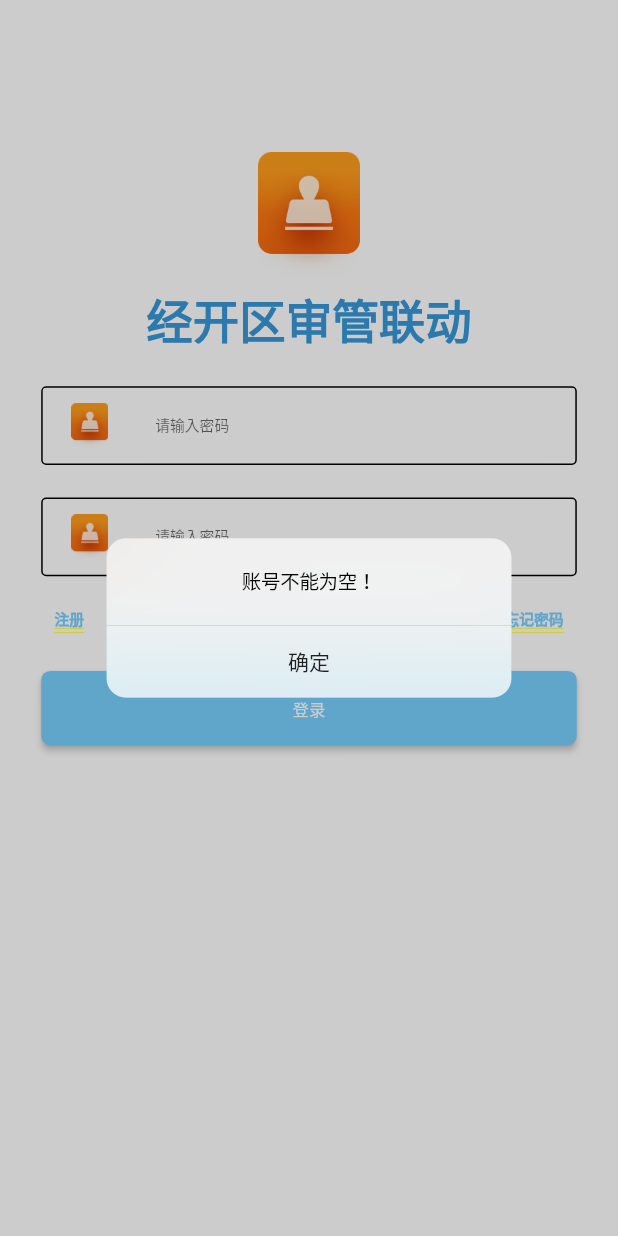
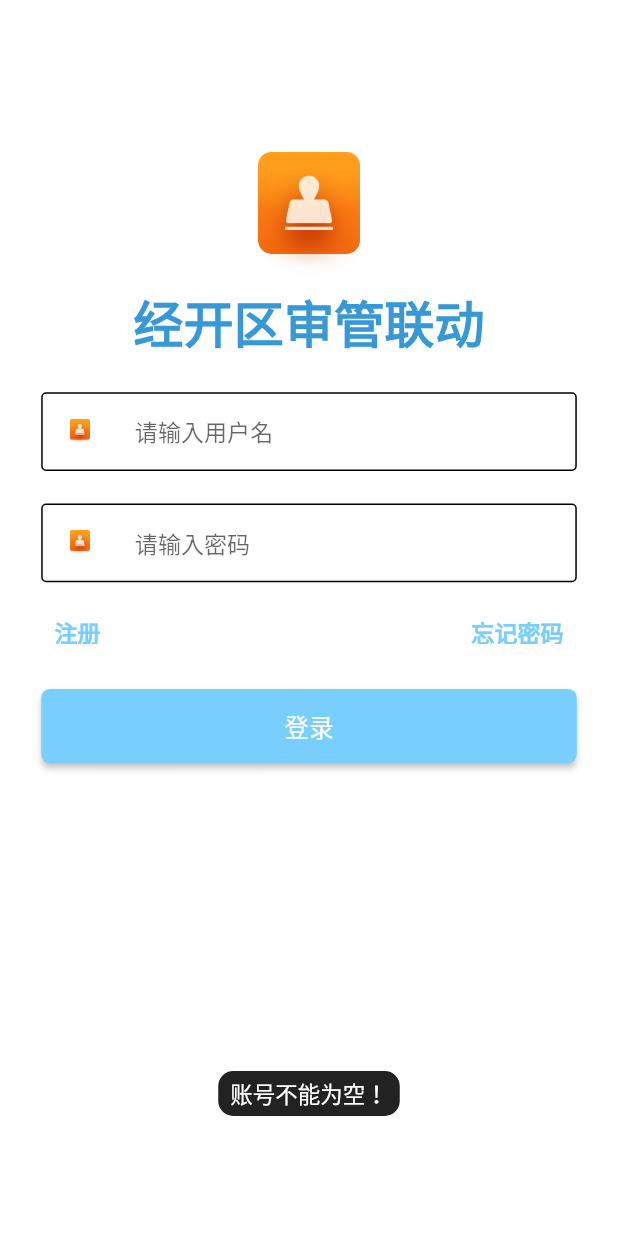
Before and after one commit to a1227308812/sp_sgld_flutter, a Flutter app: the screen it shows after launch, after a tap on "登录", on a phone screen of 412 x 824 dp. Run offline on Flutter 3.47's test engine with Material 2 defaults, Android fonts, the phone set to English and light mode, and no system bars; drawn by our look-alikes of oktoast; our stand-ins replace flutter_screenutil.

Commit message:
1、完善首页页面和事项受理列表页面搭建

```diff
--- /dev/null
+++ b/lib/MainPage.dart
@@ -0,0 +1,36 @@
+import 'package:flutter/material.dart';
+import 'package:flutter/services.dart';
+import 'package:sp_sgld_flutter/utils/NavigatorUtils.dart';
+import 'package:sp_sgld_flutter/Pages/LoginPage.dart';
+import 'package:oktoast/oktoast.dart';
+
+void main() {
+  //强制竖屏
+  SystemChrome.setPreferredOrientations([DeviceOrientation.portraitUp])
+      .then((_) {
+    runApp(new MyApp());
+  });
+}
+
+class MyApp extends StatelessWidget {
+  // This widget is the root of your application.
+  @override
+  Widget build(BuildContext context) {
+    return MaterialApp(
+      title: '审管联动',
+      theme: ThemeData(
+        primarySwatch: Colors.blue,
+      ),
+      //注册路由表
+      routes: NavigatorUtils.router,
+//      home: ,
+      home: OKToast(
+        position: ToastPosition.bottom,
+        child: MaterialApp(
+          routes: NavigatorUtils.router,
+          home: LoginPage(),
+        ),
+      ),
+    );
+  }
+}
--- a/lib/login.dart
+++ b/lib/Pages/LoginPage.dart
@@ -1,21 +1,18 @@
 import 'package:flutter/material.dart';
 import 'package:flutter_screenutil/flutter_screenutil.dart';
 import 'package:flutter/cupertino.dart';
-
-class MyHomePage extends StatefulWidget {
-  // This widget is the home page of your application. It is stateful, meaning
-  // that it has a State object (defined below) that contains fields that affect
-  // how it looks.
-
-  // This class is the configuration for the state. It holds the values (in this
-  // case the title) provided by the parent (in this case the App widget) and
-  // used by the build method of the State. Fields in a Widget subclass are
-  // always marked "final".
+import 'package:sp_sgld_flutter/utils/NavigatorUtils.dart';
+import 'package:oktoast/oktoast.dart';
+/**
+ * Created by ZWP on 2019/6/20 18:16.
+ * 描述：登录页面
+ */
+class LoginPage extends StatefulWidget {
   @override
-  _MyHomePageState createState() => _MyHomePageState();
+  _LoginPageState createState() => _LoginPageState();
 }
 
-class _MyHomePageState extends State<MyHomePage> {
+class _LoginPageState extends State<LoginPage> {
   TextEditingController accountController = new TextEditingController();
   TextEditingController passwordController = new TextEditingController();
 
@@ -43,10 +40,11 @@ class _MyHomePageState extends State<MyHomePage> {
           //标题
           _getTitleLayout(),
           //账号输入框
-          _getInputLayout(accountController, "assets/images/logo.png", "请输入密码"),
+          _getInputLayout(
+              accountController, "assets/images/logo.png", "请输入用户名", false),
           //密码输入框
           _getInputLayout(
-              passwordController, "assets/images/logo.png", "请输入密码"),
+              passwordController, "assets/images/logo.png", "请输入密码", true),
           //注册和忘记密码
           _getRegisterOrForgetLayout(),
           //登录按钮
@@ -72,8 +70,8 @@ class _MyHomePageState extends State<MyHomePage> {
   /**
    * 获取输入布局
    */
-  _getInputLayout(
-      TextEditingController controller, String lableIcon, String hintText) {
+  _getInputLayout(TextEditingController controller, String lableIcon,
+      String hintText, bool b) {
     return Center(
       child: Container(
         width: ScreenUtil().setWidth(650),
@@ -95,8 +93,8 @@ class _MyHomePageState extends State<MyHomePage> {
                 margin: EdgeInsets.only(right: ScreenUtil().setWidth(30)),
                 child: Image.asset(
                   lableIcon,
-                  width: 30,
-                  height: 30,
+                  width: ScreenUtil().setWidth(30),
+                  height: ScreenUtil().setWidth(30),
                   fit: BoxFit.contain,
                 ),
               ),
@@ -107,11 +105,16 @@ class _MyHomePageState extends State<MyHomePage> {
                   child: TextField(
                     autofocus: false,
                     keyboardType: TextInputType.text,
-                    textInputAction: TextInputAction.done,
+                    obscureText: b,
+                    textInputAction:
+                        b ? TextInputAction.done : TextInputAction.next,
                     controller: controller,
-                    style: TextStyle(fontSize: ScreenUtil().setSp(18)),
+                    style: TextStyle(
+                      fontSize: ScreenUtil().setSp(28),
+                      decorationColor: Colors.white,
+                    ),
                     decoration: InputDecoration(
-                      hintText: "请输入密码",
+                      hintText: hintText,
                       fillColor: Colors.white,
                       filled: true,
                       border: InputBorder.none,
@@ -137,16 +140,31 @@ class _MyHomePageState extends State<MyHomePage> {
         mainAxisAlignment: MainAxisAlignment.spaceBetween,
         crossAxisAlignment: CrossAxisAlignment.center,
         children: <Widget>[
-          Text("注册",
-
+          GestureDetector(
+            child: Text("注册",
+                style: TextStyle(
+                  fontSize: ScreenUtil().setSp(28),
+                  color: Color.fromARGB(255, 120, 206, 253),
+                  decorationColor: Colors.white,
+                )),
+            onTap: () {
+              print("点击了注册按钮");
+            },
+          ),
+          GestureDetector(
+            child: Text(
+              "忘记密码",
               style: TextStyle(
-                  fontSize: ScreenUtil().setSp(18),
-                  color: Color.fromARGB(255, 120, 206, 253))),
-          Text(
-            "忘记密码",
-            style: TextStyle(
-                fontSize: ScreenUtil().setSp(18),
-                color: Color.fromARGB(255, 120, 206, 253)),
+                fontSize: ScreenUtil().setSp(28),
+                color: Color.fromARGB(255, 120, 206, 253),
+                decorationColor: Colors.white,
+              ),
+            ),
+            onTap: () {
+              print("点击了忘记密码按钮");
+              NavigatorUtils.navigatorRouterByName(
+                  context, NavigatorUtils.changePasswordPageKey);
+            },
           ),
         ],
       ),
@@ -162,7 +180,7 @@ class _MyHomePageState extends State<MyHomePage> {
               maxLines: 1,
               style: TextStyle(
                 color: Color.fromARGB(255, 55, 152, 216),
-                fontSize: 31,
+                fontSize: ScreenUtil().setSp(61),
                 decorationColor: Colors.white,
               ))),
     );
@@ -176,14 +194,17 @@ class _MyHomePageState extends State<MyHomePage> {
         width: ScreenUtil().setWidth(650),
         height: ScreenUtil().setHeight(80),
         child: RaisedButton(
-          child: Text("登录", style: TextStyle(fontSize: ScreenUtil().setSp(20))),
+          child: Text("登录", style: TextStyle(fontSize: ScreenUtil().setSp(30))),
           color: Color.fromARGB(255, 120, 206, 253),
           colorBrightness: Brightness.dark,
           shape: RoundedRectangleBorder(
               borderRadius: BorderRadius.all(Radius.circular(6))),
           //点击事件
           onPressed: () {
-            checkInfo();
+            if (checkInfo()) {
+              NavigatorUtils.navigatorRouterByName(
+                  context, NavigatorUtils.homePageKey);
+            }
           },
         ),
       ),
@@ -191,27 +212,28 @@ class _MyHomePageState extends State<MyHomePage> {
   }
 
   //检查必填项
-  checkInfo() {
+  bool checkInfo() {
     if ("" == accountController.text) {
-      showMessageDialog("账号不能为空！");
-      return;
+      showToast('账号不能为空！');
+      return false;
     }
 
     if ("" == passwordController.text) {
-      showMessageDialog("密码不能为空！");
-      return;
+      showToast('密码不能为空！');
+      return false;
     }
 
-    showCupertinoDialog(
-        context: context,
-        builder: (BuildContext context) {
-          return CupertinoAlertDialog(
-//            title: Text("提示"),
-            content: CupertinoActivityIndicator(
-              radius: 20,
-            ),
-          );
-        });
+    return true;
+//    showCupertinoDialog(
+//        context: context,
+//        builder: (BuildContext context) {
+//          return CupertinoAlertDialog(
+////            title: Text("提示"),
+//            content: CupertinoActivityIndicator(
+//              radius: 20,
+//            ),
+//          );
+//        });
   }
 
   /**
--- /dev/null
+++ b/lib/Utils/NavigatorUtils.dart
@@ -0,0 +1,46 @@
+import 'package:flutter/cupertino.dart';
+import 'package:sp_sgld_flutter/Pages/ChangePaswordPage.dart';
+import 'package:sp_sgld_flutter/Pages/HomePage.dart';
+import 'package:sp_sgld_flutter/Pages/LoginPage.dart';
+
+import 'package:sp_sgld_flutter/Pages/ItemClaimPage.dart';
+/**
+ * Created by ZWP on 2019/6/20 18:17.
+ * 描述：路由工具类
+ */
+class NavigatorUtils {
+  static String loginPageKey = '/login';
+  static String homePageKey = '/home';
+  static String changePasswordPageKey = '/forgetPassword';
+  //事项认领页面
+  static String itemClaimPageKey = '/itemClaim';
+  //监管信息录入
+  static String regulatoryInformationEntryPageKey = '/regulatoryInformationEntry';
+  //整改信息录入
+  static String rectificationInformationEntryPageKey = '/rectificationInformationEntry';
+  //综合查询
+  static String integratedQueryPageKey = '/integratedQuery';
+
+  static Map<String, WidgetBuilder> router = {
+    //注册登录页面路由
+    loginPageKey: (context) => LoginPage(),
+    homePageKey: (context) => HomePage(),
+    changePasswordPageKey: (context) => ChangePassword(),
+
+    itemClaimPageKey: (context) => ItemCliamPage(),
+    regulatoryInformationEntryPageKey: (context) => ChangePassword(),
+    rectificationInformationEntryPageKey: (context) => ChangePassword(),
+    integratedQueryPageKey: (context) => ChangePassword(),
+  };
+
+  //静态跳转
+  static navigatorRouterByName(BuildContext context, String pageKey) {
+    return Navigator.pushNamed(context, pageKey);
+  }
+
+  //动态跳转
+  static navigatorRouterByWidget(BuildContext context, Widget widget) {
+    return Navigator.push(
+        context, CupertinoPageRoute(builder: (context) => widget));
+  }
+}
--- a/lib/main.dart
+++ /dev/null
@@ -1,17 +0,0 @@
-import 'package:flutter/material.dart';
-import 'login.dart';
-void main() => runApp(MyApp());
-
-class MyApp extends StatelessWidget {
-  // This widget is the root of your application.
-  @override
-  Widget build(BuildContext context) {
-    return MaterialApp(
-      title: '',
-      theme: ThemeData(
-        primarySwatch: Colors.blue,
-      ),
-      home: MyHomePage(),
-    );
-  }
-}
--- a/pubspec.yaml
+++ b/pubspec.yaml
@@ -19,9 +19,11 @@ environment:
 dependencies:
   flutter:
     sdk: flutter
-  cupertino_icons: ^0.1.2
+  cupertino_icons: 0.1.2
   #屏幕适配
-  flutter_screenutil: ^0.5.2
+  flutter_screenutil: 0.5.2
+  #自定义toast
+  oktoast: 2.1.8
 
 
 dev_dependencies:
```
Also changed, not shown: lib/Pages/ChangePaswordPage.dart (added, +141 -0 lines), lib/Pages/HomePage.dart (added, +133 -0 lines), lib/Pages/ItemClaimPage.dart (added, +171 -0 lines), lib/Widgets/InfiniteListView.dart (added, +51 -0 lines), assets/images/index_icon_arrow.png (added), assets/images/index_icon_jgxxlr.png (added), assets/images/index_icon_sxrl.png (added), assets/images/index_icon_zgxxlr.png (added), assets/images/index_icon_zhcx.png (added), pubspec.lock, 1 other file.
